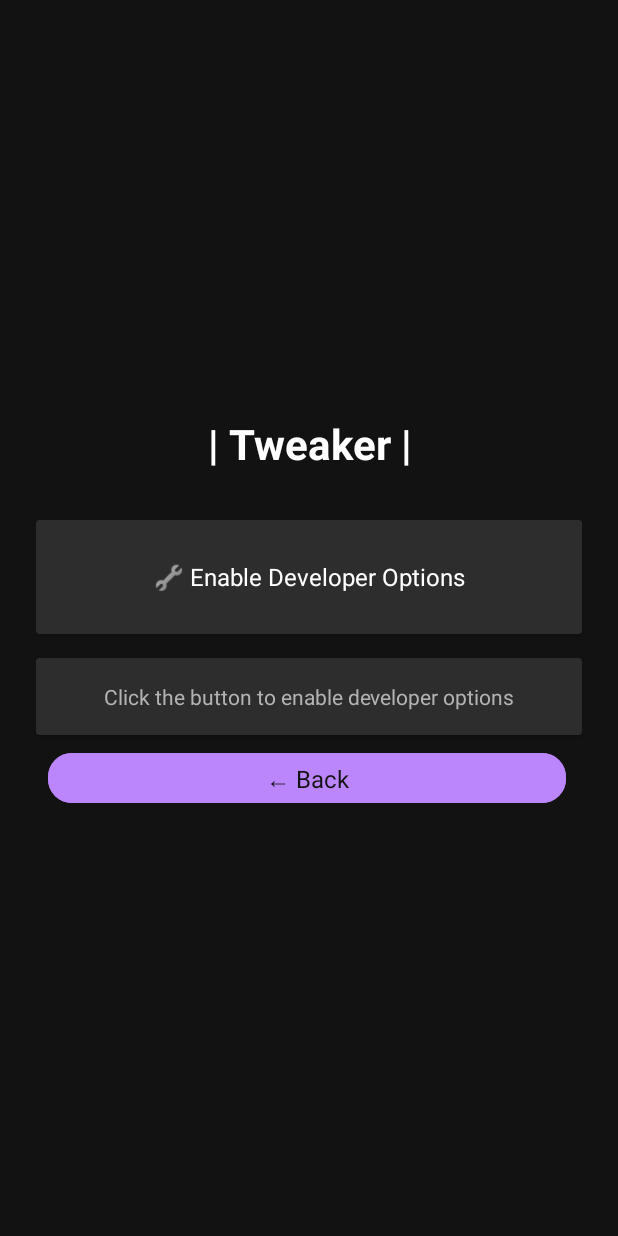
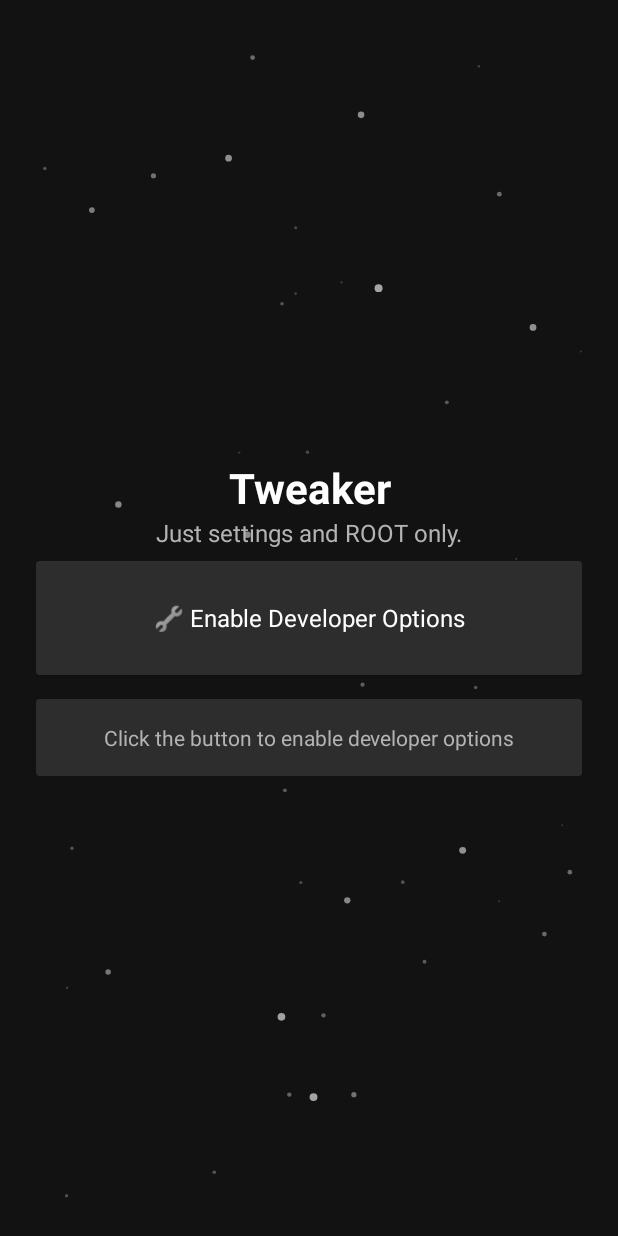
Before and after one commit to holayzz/Shelpik, an Android app: the TweakerActivity screen opened directly, with no data from a screen before it, on a phone screen of 412 x 824 dp. Run offline under Robolectric (Android 15) with nearby library versions, the phone set to English and light mode, and no system bars.

Commit message:
UI UPDATEDDD

```diff
--- a/app/src/main/java/com/holayzz/github/shelpik/InfoActivity.kt
+++ b/app/src/main/java/com/holayzz/github/shelpik/InfoActivity.kt
@@ -15,7 +15,6 @@ class InfoActivity : AppCompatActivity() {
 
         val tvVersion = findViewById<TextView>(R.id.tvVersion)
         val btnGitHub = findViewById<Button>(R.id.btnGitHub)
-        val btnBack = findViewById<Button>(R.id.btnBack)
 
         // Устанавливаем версию приложения
         try {
@@ -29,9 +28,5 @@ class InfoActivity : AppCompatActivity() {
             val intent = Intent(Intent.ACTION_VIEW, Uri.parse("https://github.com/holayzz/Shelpik"))
             startActivity(intent)
         }
-
-        btnBack.setOnClickListener {
-            finish()
-        }
     }
 }
--- a/app/src/main/java/com/holayzz/github/shelpik/TweakerActivity.kt
+++ b/app/src/main/java/com/holayzz/github/shelpik/TweakerActivity.kt
@@ -18,11 +18,7 @@ class TweakerActivity : AppCompatActivity() {
 
         btnEnableDevOptions.setOnClickListener {
             enableDeveloperOptions()
-            tvStatus.text = "Dev settings activated!\nGo to settings myboy."
-        }
-        val btnBack = findViewById<Button>(R.id.btnBack)
-        btnBack.setOnClickListener {
-            finish()
+            tvStatus.text = "Dev settings activated!\nGo to settings myboy. (preview)"
         }
     }
 
--- a/app/src/main/res/layout/activity_main.xml
+++ b/app/src/main/res/layout/activity_main.xml
@@ -5,7 +5,6 @@
     android:background="@color/background_dark"
     android:padding="16dp">
 
-    <!-- Animated background for snow -->
     <com.holayzz.github.shelpik.SnowfallView
         android:id="@+id/snowfallView"
         android:layout_width="match_parent"
@@ -20,7 +19,7 @@
         <TextView
             android:layout_width="match_parent"
             android:layout_height="wrap_content"
-            android:text="❄️ Shelpik ❄️"
+            android:text="❄ Shelpik ❄"
             android:textSize="32sp"
             android:textStyle="bold"
             android:gravity="center"
--- a/app/src/main/res/layout/activity_tweaker.xml
+++ b/app/src/main/res/layout/activity_tweaker.xml
@@ -4,6 +4,11 @@
     android:layout_height="match_parent"
     android:background="@color/background_dark"
     android:padding="24dp">
+
+    <com.holayzz.github.shelpik.SnowfallView
+        android:id="@+id/snowfallView"
+        android:layout_width="match_parent"
+        android:layout_height="match_parent" />
 
     <LinearLayout
         android:layout_width="match_parent"
@@ -14,12 +19,21 @@
         <TextView
             android:layout_width="match_parent"
             android:layout_height="wrap_content"
-            android:text="| Tweaker |"
+            android:gravity="center"
+            android:text="Tweaker"
+            android:textColor="@color/text_primary_dark"
             android:textSize="28sp"
-            android:textStyle="bold"
+            android:textStyle="bold" />
+
+        <TextView
+            android:id="@+id/tvEmpty"
+            android:layout_width="match_parent"
+            android:layout_height="wrap_content"
+            android:text="Just settings and ROOT only."
+            android:textSize="16sp"
             android:gravity="center"
-            android:layout_marginBottom="32dp"
-            android:textColor="@color/text_primary_dark" />
+            android:layout_marginBottom="8dp"
+            android:textColor="@color/text_secondary_dark" />
 
         <androidx.cardview.widget.CardView
             android:layout_width="match_parent"
@@ -64,16 +78,6 @@
 
         </androidx.cardview.widget.CardView>
 
-        <Button
-            android:id="@+id/btnBack"
-            style="@style/RoundedButton"
-            android:layout_width="345dp"
-            android:layout_height="41dp"
-            android:backgroundTint="@color/colorPrimary"
-            android:text="← Back"
-            android:textColor="@color/background_dark"
-            android:textSize="16sp" />
-
 
     </LinearLayout>
 
--- a/app/src/main/res/values/colors.xml
+++ b/app/src/main/res/values/colors.xml
@@ -2,8 +2,8 @@
 <resources>
     <color name="black">#FF000000</color>
     <color name="white">#FFFFFFFF</color>
-    <color name="colorPrimary">#BB86FC</color>
-    <color name="colorPrimaryDark">#3700B3</color>
+    <color name="colorPrimary">#A0A0A0</color>
+    <color name="colorPrimaryDark">#C1C1C1</color>
     <color name="colorAccent">#03DAC5</color>
     <color name="background_dark">#121212</color>
     <color name="surface_dark">#1E1E1E</color>
```
Also changed, not shown: app/src/main/java/com/holayzz/github/shelpik/ApkEditorActivity.kt (+7 -9 lines), app/src/main/res/layout/activity_apk_editor.xml (+20 -16 lines), app/src/main/res/layout/activity_info.xml (+18 -9 lines), app/src/main/res/layout/activity_macros.xml (+43 -31 lines).
